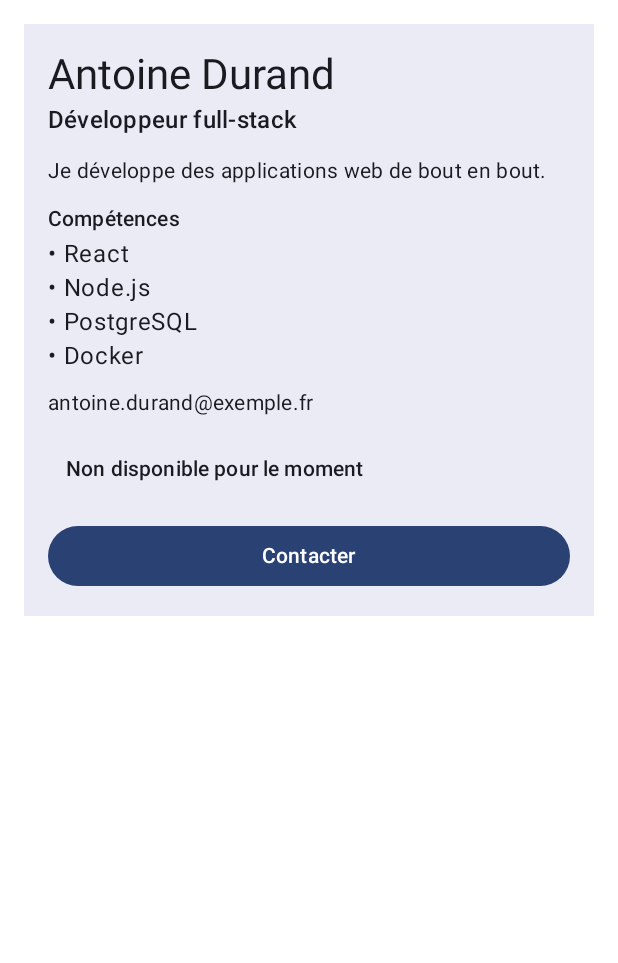
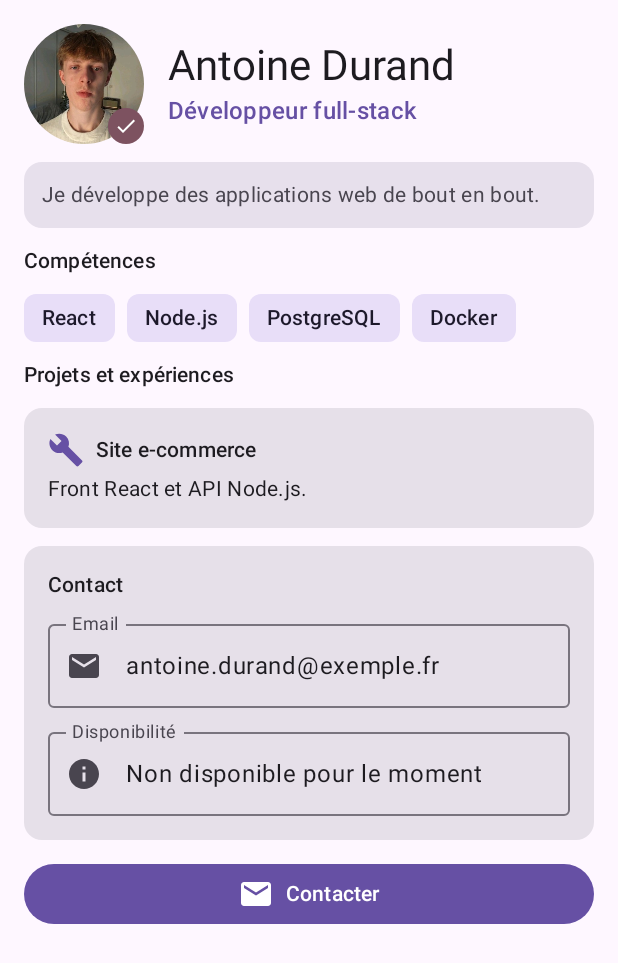
Before and after one commit to StayZe/TP-Jetpack-Compose, an Android app built with Jetpack Compose: the @Preview function PreviewProfilFullStack, on a phone screen of 412 x 824 dp. Shown: the top 963 px of the screen. Run offline under Robolectric (Android 15) with nearby library versions, the phone set to English and light mode, and no system bars.

Commit message:
Amélioration UI du profil développeur (devoir)
- Écran en LazyColumn avec en-tête (photo, badge, nom, rôle)
- Compétences en LazyRow (TechnologyChip), projets en ProjectCard
- Zone de contact en OutlinedTextField lecture seule
- Thème : dynamicColor désactivé, Shapes ajoutées
- Ajout de material-icons-core
- README et capture d'écran

Co-Authored-By: Claude Haiku 5.5 <noreply@anthropic.com>

```diff
--- a/app/build.gradle.kts
+++ b/app/build.gradle.kts
@@ -40,6 +40,7 @@ dependencies {
     implementation(platform(libs.androidx.compose.bom))
     implementation(libs.androidx.activity.compose)
     implementation(libs.androidx.compose.material3)
+    implementation(libs.androidx.compose.material.icons.core)
     implementation(libs.androidx.compose.ui)
     implementation(libs.androidx.compose.ui.graphics)
     implementation(libs.androidx.compose.ui.tooling.preview)
--- a/app/src/main/java/com/example/tp_jetpack_compose_antoine_mandra/MainActivity.kt
+++ b/app/src/main/java/com/example/tp_jetpack_compose_antoine_mandra/MainActivity.kt
@@ -1,172 +1,252 @@
 package com.example.tp_jetpack_compose_antoine_mandra
 
-import com.example.tp_jetpack_compose_antoine_mandra.ui.theme.TPJetpackComposeAntoineMandraTheme
-
+import android.content.res.Configuration
 import android.os.Bundle
 import androidx.activity.ComponentActivity
 import androidx.activity.compose.setContent
-import androidx.compose.foundation.clickable
+import com.example.tp_jetpack_compose_antoine_mandra.R
+import androidx.compose.foundation.Image
+import androidx.compose.foundation.layout.Arrangement
+import androidx.compose.foundation.layout.Box
 import androidx.compose.foundation.layout.Column
+import androidx.compose.foundation.layout.PaddingValues
+import androidx.compose.foundation.layout.Row
+import androidx.compose.foundation.layout.Spacer
 import androidx.compose.foundation.layout.fillMaxSize
 import androidx.compose.foundation.layout.fillMaxWidth
 import androidx.compose.foundation.layout.padding
+import androidx.compose.foundation.layout.size
+import androidx.compose.foundation.layout.width
+import androidx.compose.foundation.lazy.LazyColumn
+import androidx.compose.foundation.lazy.LazyRow
+import androidx.compose.foundation.lazy.items
+import androidx.compose.foundation.shape.CircleShape
+import androidx.compose.material.icons.Icons
+import androidx.compose.material.icons.filled.Build
+import androidx.compose.material.icons.filled.Check
+import androidx.compose.material.icons.filled.Email
+import androidx.compose.material.icons.filled.Info
 import androidx.compose.material3.Button
+import androidx.compose.material3.Card
+import androidx.compose.material3.Icon
 import androidx.compose.material3.MaterialTheme
-import androidx.compose.material3.Scaffold
+import androidx.compose.material3.OutlinedTextField
 import androidx.compose.material3.Surface
 import androidx.compose.material3.Text
 import androidx.compose.runtime.Composable
+import androidx.compose.ui.Alignment
 import androidx.compose.ui.Modifier
-import androidx.compose.ui.semantics.Role
-import androidx.compose.ui.semantics.contentDescription
-import androidx.compose.ui.semantics.semantics
+import androidx.compose.ui.draw.clip
+import androidx.compose.ui.layout.ContentScale
+import androidx.compose.ui.res.painterResource
 import androidx.compose.ui.tooling.preview.Preview
 import androidx.compose.ui.unit.dp
+import com.example.tp_jetpack_compose_antoine_mandra.ui.theme.TPJetpackComposeAntoineMandraTheme
 
 class MainActivity : ComponentActivity() {
     override fun onCreate(savedInstanceState: Bundle?) {
         super.onCreate(savedInstanceState)
         setContent {
             TPJetpackComposeAntoineMandraTheme {
-                ProfilScreen()
+                ProfilScreen(
+                    nom = "Antoine Mandra",
+                    titre = "Développeur Android junior",
+                    description = "Je conçois des applications Android avec Jetpack Compose à mes heures perdues. J'ai déjà trouvé une alternance.",
+                    competences = listOf("Kotlin", "Jetpack Compose", "Git"),
+                    projets = listOf(
+                        Projet("TP Jetpack Compose", "Fiche profil développeur en Compose."),
+                        Projet("Application de notes", "Liste de notes avec cartes réutilisables.")
+                    ),
+                    contact = "a.mandra@myskolae.fr",
+                    disponibilite = "Déjà pris",
+                    // Action fictive : pas de vraie action pour ce devoir
+                    onContact = {}
+                )
             }
         }
     }
 }
 
-// Écran principal
+// Données locales d'un projet ou d'une expérience
+data class Projet(val titre: String, val description: String)
+
+// Écran principal : une LazyColumn qui affiche tout le profil
 @Composable
-fun ProfilScreen() {
-    Scaffold(modifier = Modifier.fillMaxSize()) { innerPadding ->
-        ProfilCard(
-            nom = "Antoine Mandra",
-            titre = "Développeur Android junior",
-            description = "Je conçois des applications Android avec Jetpack Compose à mes heures perdues. J'ai déjà trouvé une alternance.",
-            competences = listOf("Kotlin", "Jetpack Compose", "Git"),
-            disponibilite = "Déjà pris",
-            contact = "a.mandra@myskolae.fr",
-            onContact = {},
-            // padding externe : décidé par le parent
-            modifier = Modifier.padding(innerPadding).padding(16.dp)
-        )
-    }
-}
-
-// Fiche profil
-@Composable
-fun ProfilCard(
+fun ProfilScreen(
     nom: String,
     titre: String,
     description: String,
     competences: List<String>,
+    projets: List<Projet>,
+    contact: String,
     disponibilite: String,
-    contact: String,
     onContact: () -> Unit,
     modifier: Modifier = Modifier
 ) {
-    Surface(
-        modifier = modifier.fillMaxWidth(),
-        tonalElevation = 2.dp
-    ) {
-        // padding interne : espace le contenu de la fiche
-        Column(modifier = Modifier.padding(16.dp)) {
-            EnTete(nom = nom, titre = titre)
-            Information(texte = description, modifier = Modifier.padding(top = 12.dp))
+    Surface(modifier = modifier.fillMaxSize(), color = MaterialTheme.colorScheme.background) {
+        LazyColumn(
+            contentPadding = PaddingValues(16.dp),
+            verticalArrangement = Arrangement.spacedBy(12.dp)
+        ) {
+            item { EnTete(nom = nom, titre = titre) }
+            item { Information(texte = description) }
 
+            item { TitreSection("Compétences") }
+            // LazyRow : compétences défilables horizontalement
+            item {
+                LazyRow(horizontalArrangement = Arrangement.spacedBy(8.dp)) {
+                    items(competences) { TechnologyChip(texte = it) }
+                }
+            }
+
+            item { TitreSection("Projets et expériences") }
+            items(projets) { ProjectCard(projet = it) }
+
+            item { ContactCard(contact = contact, disponibilite = disponibilite) }
+
+            item {
+                Button(onClick = onContact, modifier = Modifier.fillMaxWidth()) {
+                    Icon(Icons.Default.Email, contentDescription = null)
+                    Spacer(modifier = Modifier.width(8.dp))
+                    Text("Contacter")
+                }
+            }
+        }
+    }
+}
+
+// Avatar placeholder superposé à un badge
+@Composable
+fun EnTete(nom: String, titre: String, modifier: Modifier = Modifier) {
+    Row(modifier = modifier.fillMaxWidth(), verticalAlignment = Alignment.CenterVertically) {
+        Box(modifier = Modifier.size(80.dp)) {
+            Image(
+                painter = painterResource(R.drawable.avatar),
+                contentDescription = "Photo de profil",
+                contentScale = ContentScale.Crop,
+                modifier = Modifier
+                    .size(80.dp)
+                    .clip(CircleShape)
+            )
+            // Badge superposé en bas à droite
+            Surface(
+                modifier = Modifier.align(Alignment.BottomEnd).size(24.dp),
+                shape = CircleShape,
+                color = MaterialTheme.colorScheme.tertiary
+            ) {
+                Icon(
+                    Icons.Default.Check,
+                    contentDescription = null,
+                    tint = MaterialTheme.colorScheme.onTertiary,
+                    modifier = Modifier.padding(4.dp)
+                )
+            }
+        }
+        Spacer(modifier = Modifier.width(16.dp))
+        Column {
+            Text(text = nom, style = MaterialTheme.typography.headlineMedium)
             Text(
-                text = "Compétences",
-                style = MaterialTheme.typography.titleSmall,
-                modifier = Modifier.padding(top = 12.dp)
-            )
-            competences.forEach { Competence(texte = it) }
-
-            Information(texte = contact, modifier = Modifier.padding(top = 12.dp))
-
-            DisponibiliteZone(
-                texte = disponibilite,
-                onClick = onContact,
-                modifier = Modifier.padding(top = 12.dp)
-            )
-
-            ActionBouton(
-                texte = "Contacter",
-                onClick = onContact,
-                modifier = Modifier.padding(top = 12.dp)
+                text = titre,
+                style = MaterialTheme.typography.titleMedium,
+                color = MaterialTheme.colorScheme.primary
             )
         }
     }
 }
 
-// En-tête : nom et titre
 @Composable
-fun EnTete(nom: String, titre: String, modifier: Modifier = Modifier) {
-    Column(modifier = modifier) {
-        Text(text = nom, style = MaterialTheme.typography.headlineMedium)
-        Text(text = titre, style = MaterialTheme.typography.titleMedium)
+fun TitreSection(texte: String, modifier: Modifier = Modifier) {
+    Text(text = texte, style = MaterialTheme.typography.titleSmall, modifier = modifier)
+}
+
+// Description dans une zone colorée
+@Composable
+fun Information(texte: String, modifier: Modifier = Modifier) {
+    Surface(
+        modifier = modifier.fillMaxWidth(),
+        shape = MaterialTheme.shapes.medium,
+        color = MaterialTheme.colorScheme.surfaceVariant
+    ) {
+        Text(
+            text = texte,
+            style = MaterialTheme.typography.bodyMedium,
+            modifier = Modifier.padding(12.dp)
+        )
     }
 }
 
-// Une compétence
+// Une compétence sous forme de puce
 @Composable
-fun Competence(texte: String, modifier: Modifier = Modifier) {
-    Text(
-        text = "• $texte",
-        style = MaterialTheme.typography.bodyLarge,
-        modifier = modifier.padding(top = 4.dp)
-    )
-}
-
-// Une information secondaire
-@Composable
-fun Information(texte: String, modifier: Modifier = Modifier) {
-    Text(
-        text = texte,
-        style = MaterialTheme.typography.bodyMedium,
-        modifier = modifier
-    )
-}
-
-// Zone cliquable personnalisée avec accessibilité
-// Chaîne : padding (zone cliquable incluse) -> largeur -> clic -> sémantique
-@Composable
-fun DisponibiliteZone(
-    texte: String,
-    onClick: () -> Unit,
-    modifier: Modifier = Modifier
-) {
-    Text(
-        text = texte,
-        style = MaterialTheme.typography.titleSmall,
-        modifier = modifier
-            .padding(12.dp)
-            .fillMaxWidth()
-            .clickable(role = Role.Button, onClick = onClick)
-            .semantics { contentDescription = "Voir la disponibilité : $texte" }
-    )
-}
-
-// Bouton d'action
-@Composable
-fun ActionBouton(texte: String, onClick: () -> Unit, modifier: Modifier = Modifier) {
-    Button(onClick = onClick, modifier = modifier.fillMaxWidth()) {
-        Text(texte)
+fun TechnologyChip(texte: String, modifier: Modifier = Modifier) {
+    Surface(modifier = modifier, shape = MaterialTheme.shapes.small, color = MaterialTheme.colorScheme.secondaryContainer) {
+        Text(
+            text = texte,
+            style = MaterialTheme.typography.labelLarge,
+            color = MaterialTheme.colorScheme.onSecondaryContainer,
+            modifier = Modifier.padding(horizontal = 12.dp, vertical = 6.dp)
+        )
     }
 }
 
-// Previews : deux jeux de données différents
+// Un projet ou une expérience
+@Composable
+fun ProjectCard(projet: Projet, modifier: Modifier = Modifier) {
+    Card(modifier = modifier.fillMaxWidth(), shape = MaterialTheme.shapes.medium) {
+        Column(modifier = Modifier.padding(16.dp)) {
+            Row(verticalAlignment = Alignment.CenterVertically) {
+                Icon(Icons.Default.Build, contentDescription = null, tint = MaterialTheme.colorScheme.primary)
+                Spacer(modifier = Modifier.width(8.dp))
+                Text(text = projet.titre, style = MaterialTheme.typography.titleSmall)
+            }
+            Text(
+                text = projet.description,
+                style = MaterialTheme.typography.bodyMedium,
+                modifier = Modifier.padding(top = 4.dp)
+            )
+        }
+    }
+}
+
+// Zone de contact : champs en lecture seule
+@Composable
+fun ContactCard(contact: String, disponibilite: String, modifier: Modifier = Modifier) {
+    Card(modifier = modifier.fillMaxWidth(), shape = MaterialTheme.shapes.medium) {
+        Column(modifier = Modifier.padding(16.dp), verticalArrangement = Arrangement.spacedBy(8.dp)) {
+            Text(text = "Contact", style = MaterialTheme.typography.titleSmall)
+            OutlinedTextField(
+                value = contact,
+                onValueChange = {},
+                readOnly = true,
+                label = { Text("Email") },
+                leadingIcon = { Icon(Icons.Default.Email, contentDescription = null) },
+                modifier = Modifier.fillMaxWidth()
+            )
+            OutlinedTextField(
+                value = disponibilite,
+                onValueChange = {},
+                readOnly = true,
+                label = { Text("Disponibilité") },
+                leadingIcon = { Icon(Icons.Default.Info, contentDescription = null) },
+                modifier = Modifier.fillMaxWidth()
+            )
+        }
+    }
+}
+
+// Previews : deux jeux de données clairs et un en thème sombre
 @Preview(showBackground = true)
 @Composable
 fun PreviewProfilJunior() {
     TPJetpackComposeAntoineMandraTheme {
-        ProfilCard(
+        ProfilScreen(
             nom = "Léa Martin",
             titre = "Développeuse Android junior",
             description = "Je conçois des applications Android avec Jetpack Compose.",
             competences = listOf("Kotlin", "Jetpack Compose", "Git"),
+            projets = listOf(Projet("Application météo", "Affichage des prévisions sur 7 jours.")),
+            contact = "lea.martin@exemple.fr",
             disponibilite = "Disponible en alternance dès septembre",
-            contact = "lea.martin@exemple.fr",
-            onContact = {},
-            modifier = Modifier.padding(16.dp)
+            onContact = {}
         )
     }
 }
@@ -175,15 +255,32 @@ fun PreviewProfilJunior() {
 @Composable
 fun PreviewProfilFullStack() {
     TPJetpackComposeAntoineMandraTheme {
-        ProfilCard(
+        ProfilScreen(
             nom = "Antoine Durand",
             titre = "Développeur full-stack",
             description = "Je développe des applications web de bout en bout.",
             competences = listOf("React", "Node.js", "PostgreSQL", "Docker"),
+            projets = listOf(Projet("Site e-commerce", "Front React et API Node.js.")),
+            contact = "antoine.durand@exemple.fr",
             disponibilite = "Non disponible pour le moment",
-            contact = "antoine.durand@exemple.fr",
-            onContact = {},
-            modifier = Modifier.padding(16.dp)
+            onContact = {}
         )
     }
 }
+
+@Preview(showBackground = true, uiMode = Configuration.UI_MODE_NIGHT_YES)
+@Composable
+fun PreviewProfilSombre() {
+    TPJetpackComposeAntoineMandraTheme {
+        ProfilScreen(
+            nom = "Léa Martin",
+            titre = "Développeuse Android junior",
+            description = "Je conçois des applications Android avec Jetpack Compose.",
+            competences = listOf("Kotlin", "Jetpack Compose", "Git"),
+            projets = listOf(Projet("Application météo", "Affichage des prévisions sur 7 jours.")),
+            contact = "lea.martin@exemple.fr",
+            disponibilite = "Disponible en alternance dès septembre",
+            onContact = {}
+        )
+    }
+}
--- a/app/src/main/java/com/example/tp_jetpack_compose_antoine_mandra/ui/theme/Theme.kt
+++ b/app/src/main/java/com/example/tp_jetpack_compose_antoine_mandra/ui/theme/Theme.kt
@@ -3,13 +3,22 @@ package com.example.tp_jetpack_compose_antoine_mandra.ui.theme
 import android.app.Activity
 import android.os.Build
 import androidx.compose.foundation.isSystemInDarkTheme
+import androidx.compose.foundation.shape.RoundedCornerShape
 import androidx.compose.material3.MaterialTheme
+import androidx.compose.material3.Shapes
 import androidx.compose.material3.darkColorScheme
 import androidx.compose.material3.dynamicDarkColorScheme
 import androidx.compose.material3.dynamicLightColorScheme
 import androidx.compose.material3.lightColorScheme
 import androidx.compose.runtime.Composable
 import androidx.compose.ui.platform.LocalContext
+import androidx.compose.ui.unit.dp
+
+private val AppShapes = Shapes(
+    small = RoundedCornerShape(8.dp),
+    medium = RoundedCornerShape(12.dp),
+    large = RoundedCornerShape(16.dp)
+)
 
 private val DarkColorScheme = darkColorScheme(
     primary = Purple80,
@@ -37,7 +46,7 @@ private val LightColorScheme = lightColorScheme(
 fun TPJetpackComposeAntoineMandraTheme(
     darkTheme: Boolean = isSystemInDarkTheme(),
     // Dynamic color is available on Android 12+
-    dynamicColor: Boolean = true,
+    dynamicColor: Boolean = false,
     content: @Composable () -> Unit
 ) {
     val colorScheme = when {
@@ -53,6 +62,7 @@ fun TPJetpackComposeAntoineMandraTheme(
     MaterialTheme(
         colorScheme = colorScheme,
         typography = Typography,
+        shapes = AppShapes,
         content = content
     )
 }
--- a/gradle/libs.versions.toml
+++ b/gradle/libs.versions.toml
@@ -24,6 +24,7 @@ androidx-compose-ui-tooling-preview = { group = "androidx.compose.ui", name = "u
 androidx-compose-ui-test-manifest = { group = "androidx.compose.ui", name = "ui-test-manifest" }
 androidx-compose-ui-test-junit4 = { group = "androidx.compose.ui", name = "ui-test-junit4" }
 androidx-compose-material3 = { group = "androidx.compose.material3", name = "material3" }
+androidx-compose-material-icons-core = { group = "androidx.compose.material", name = "material-icons-core" }
 
 [plugins]
 android-application = { id = "com.android.application", version.ref = "agp" }
```
Also changed, not shown: app/src/main/res/drawable/avatar.jpg (added), 2 other files.
